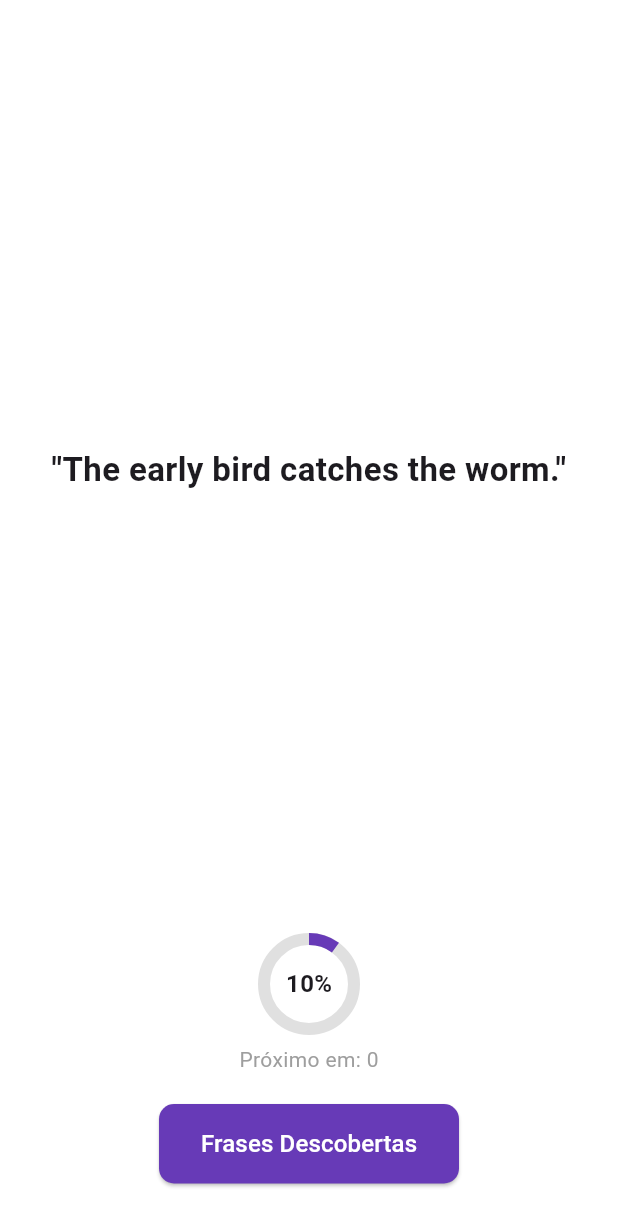
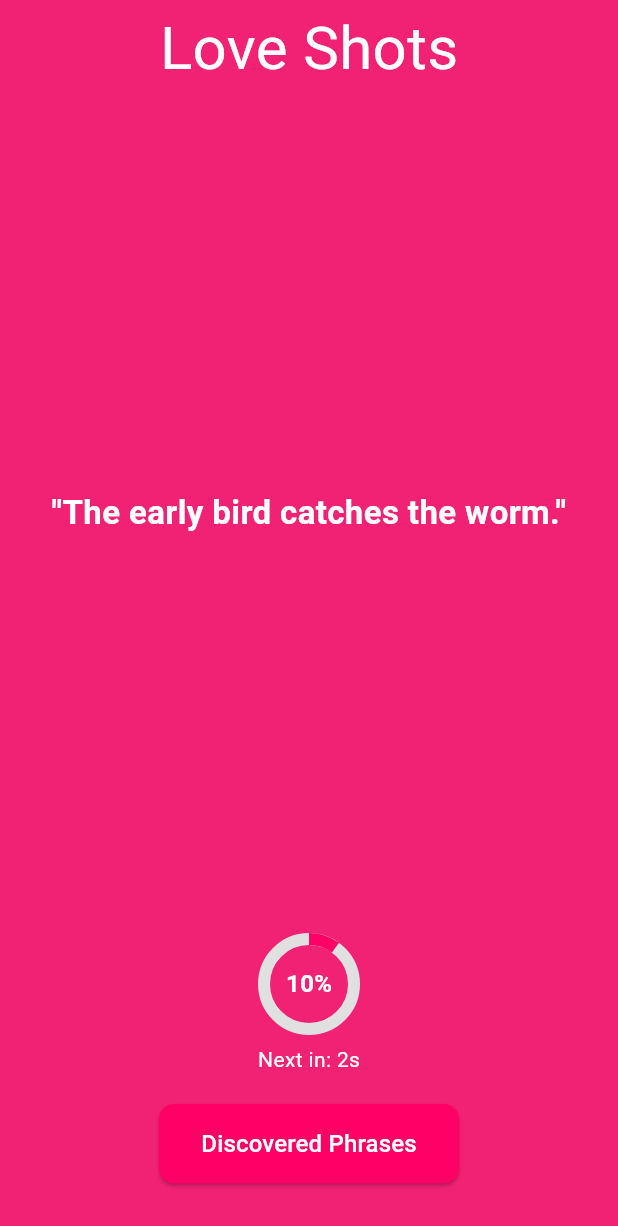
Before and after one commit to Pablokaer/LoveShots, a Flutter app: the screen it shows after launch, on a phone screen of 412 x 824 dp. Shown: the top 1226 px of the screen. Run offline on Flutter 3.47's test engine with Material 3 defaults, Android fonts, the phone set to English and light mode, and no system bars; our stand-ins replace vibration; Roboto replaces fonts that are missing (LoveFont).

Commit message:
I adjusted our design

```diff
--- a/lib/main.dart
+++ b/lib/main.dart
@@ -38,7 +38,7 @@ class _MyHomePageState extends State<MyHomePage> with WidgetsBindingObserver {
   List<String> _phrases = [];
   Timer? _timer;
   Timer? _countdownTimer;
-  final int _intervalSeconds = 2;
+  final int _intervalSeconds = 5;
   double _percentageDiscovered = 0.0;
   List<String> _discoveredPhrases = [];
   int _countdown = 0;
@@ -118,6 +118,8 @@ class _MyHomePageState extends State<MyHomePage> with WidgetsBindingObserver {
     });
   }
 
+
+
   void _showDiscoveredPhrasesDialog(BuildContext context) {
     showDialog(
       context: context,
@@ -153,7 +155,7 @@ class _MyHomePageState extends State<MyHomePage> with WidgetsBindingObserver {
   Widget build(BuildContext context) {
     return SafeArea(
       child: Scaffold(
-        backgroundColor: Colors.white,
+        backgroundColor: Color(0xFFf12174),
         body: OrientationBuilder(
           builder: (context, orientation) {
             bool isPortrait = orientation == Orientation.portrait;
@@ -164,11 +166,27 @@ class _MyHomePageState extends State<MyHomePage> with WidgetsBindingObserver {
             double buttonWidth = isPortrait ? 200 : 180; // Largura do botão
             double buttonHeight = isPortrait ? 50 : 40; // Altura do botão
 
+
+
             return Padding(
               padding: const EdgeInsets.symmetric(horizontal: 20),
               child: Column(
                 mainAxisAlignment: MainAxisAlignment.center,
                 children: <Widget>[
+                  // Texto posicionado perto da borda superior
+                  Align(
+                    alignment: Alignment.topCenter, // Alinha o texto no topo
+                child: Transform.translate(
+                  offset: const Offset(0, 4), // Desce o texto 4 pixels
+                    child: Text(
+                      'Love Shots', // Aqui é o texto desejado
+                      style: TextStyle(
+                        fontFamily: 'LoveFont', // Nome da fonte definida no pubspec.yaml
+                        fontSize: 40,
+                        color: Colors.white,
+                      ),),
+                    ),
+                  ),
                   // Frase no centro
                   Expanded(
                     child: Center(
@@ -178,6 +196,7 @@ class _MyHomePageState extends State<MyHomePage> with WidgetsBindingObserver {
                         style: TextStyle(
                           fontSize: textSize,
                           fontWeight: FontWeight.bold,
+                          color: Colors.white,
                         ),
                       ),
                     ),
@@ -196,7 +215,7 @@ class _MyHomePageState extends State<MyHomePage> with WidgetsBindingObserver {
                               value: _percentageDiscovered / 100,
                               strokeWidth: 8,
                               backgroundColor: Colors.grey[300],
-                              valueColor: AlwaysStoppedAnimation<Color>(Colors.deepPurple),
+                              valueColor: AlwaysStoppedAnimation<Color>(Color(0xFFFF0066)),
                             ),
                           ),
                           Text(
@@ -204,6 +223,7 @@ class _MyHomePageState extends State<MyHomePage> with WidgetsBindingObserver {
                             style: TextStyle(
                               fontSize: isPortrait ? 16 : 15, // Tamanho do texto da porcentagem
                               fontWeight: FontWeight.bold,
+                              color: Colors.white,
                             ),
                           ),
                         ],
@@ -211,9 +231,11 @@ class _MyHomePageState extends State<MyHomePage> with WidgetsBindingObserver {
                       const SizedBox(height: 10),
                       if (_percentageDiscovered < 100)
                         Text(
-                          'Próximo em: $_countdown',
-                          style: const TextStyle(fontSize: 14, color: Colors.grey),
+                          'Next in: $_countdown''s',
+                          style: const TextStyle(fontSize: 14, color: Colors.white),
+
                         ),
+
                     ],
                   ),
 
@@ -225,7 +247,7 @@ class _MyHomePageState extends State<MyHomePage> with WidgetsBindingObserver {
                     child: ElevatedButton(
                       style: ElevatedButton.styleFrom(
                         padding: const EdgeInsets.symmetric(vertical: 15),
-                        backgroundColor: Colors.deepPurple,
+                        backgroundColor: Color(0xFFFF0066),
                         foregroundColor: Colors.white,
                         shape: RoundedRectangleBorder(
                           borderRadius: BorderRadius.circular(10),
@@ -235,7 +257,7 @@ class _MyHomePageState extends State<MyHomePage> with WidgetsBindingObserver {
                         _showDiscoveredPhrasesDialog(context);
                       },
                       child: const Text(
-                        'Frases Descobertas',
+                        'Discovered Phrases',
                         style: TextStyle(fontSize: 16),
                       ),
                     ),
--- a/pubspec.yaml
+++ b/pubspec.yaml
@@ -89,3 +89,7 @@ flutter:
   #
   # For details regarding fonts from package dependencies,
   # see https://flutter.dev/to/font-from-package
+  fonts:
+    - family: LoveFont
+      fonts:
+        - asset: assets/fonts/BirdsParadise.ttf
```
